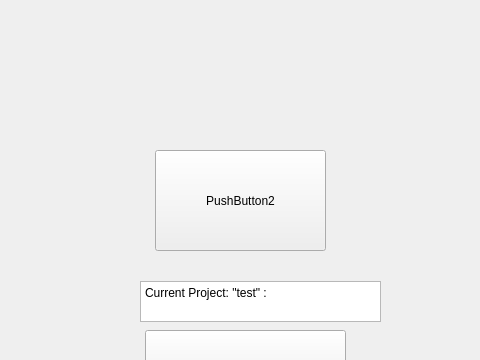
dbowersock18/Time-Tracker, file QTDesignerTest.ui: the form before one commit; both pictures show x 295 to 775 and y 0 to 360 of the 1078 by 716 pixel window.
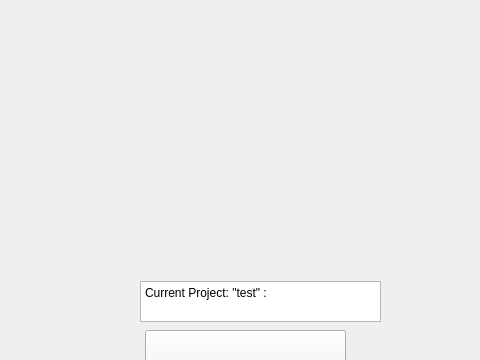
The form after the commit.

Commit message: toggle button worked

```diff
--- a/QTDesignerTest.ui
+++ b/QTDesignerTest.ui
@@ -57,19 +57,6 @@
     </rect>
    </property>
   </widget>
-  <widget class="QPushButton" name="pushButton_2">
-   <property name="geometry">
-    <rect>
-     <x>450</x>
-     <y>150</y>
-     <width>171</width>
-     <height>101</height>
-    </rect>
-   </property>
-   <property name="text">
-    <string>PushButton2</string>
-   </property>
-  </widget>
  </widget>
  <resources/>
  <connections/>
```
The commit also changes 2 other files.
